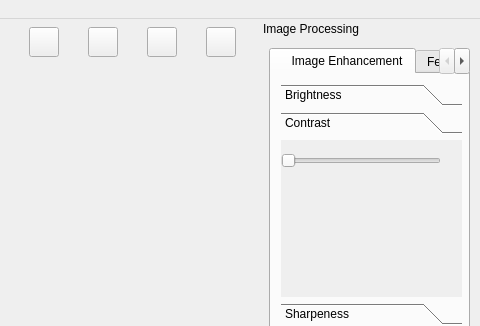
Above: mainwindow.ui from yuranxue272181/WPIMQP before the change; both pictures show x 320 to 800 and y 0 to 326 of the 800 by 554 pixel window. Below: the same form after it.
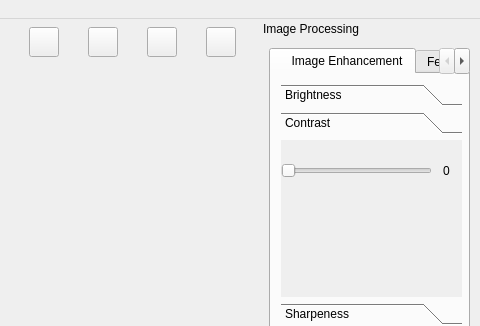
That is the form after the change. The open tabs and pages were chosen to show the change.

Commit message: add feature: use slider to contol the contrast

```diff
--- a/mainwindow.ui
+++ b/mainwindow.ui
@@ -620,8 +620,8 @@
          <property name="geometry">
           <rect>
            <x>0</x>
-           <y>10</y>
-           <width>160</width>
+           <y>20</y>
+           <width>151</width>
            <height>22</height>
           </rect>
          </property>
@@ -629,6 +629,22 @@
           <enum>Qt::Orientation::Horizontal</enum>
          </property>
         </widget>
+        <widget class="QLabel" name="contrast">
+         <property name="geometry">
+          <rect>
+           <x>150</x>
+           <y>20</y>
+           <width>31</width>
+           <height>21</height>
+          </rect>
+         </property>
+         <property name="text">
+          <string>0</string>
+         </property>
+         <property name="alignment">
+          <set>Qt::AlignmentFlag::AlignCenter</set>
+         </property>
+        </widget>
        </widget>
        <widget class="QWidget" name="Sharpeness">
         <property name="geometry">
```
Left out of the diff: 4 changed lines with no effect on the pictures. The commit also changes 18 other files.
